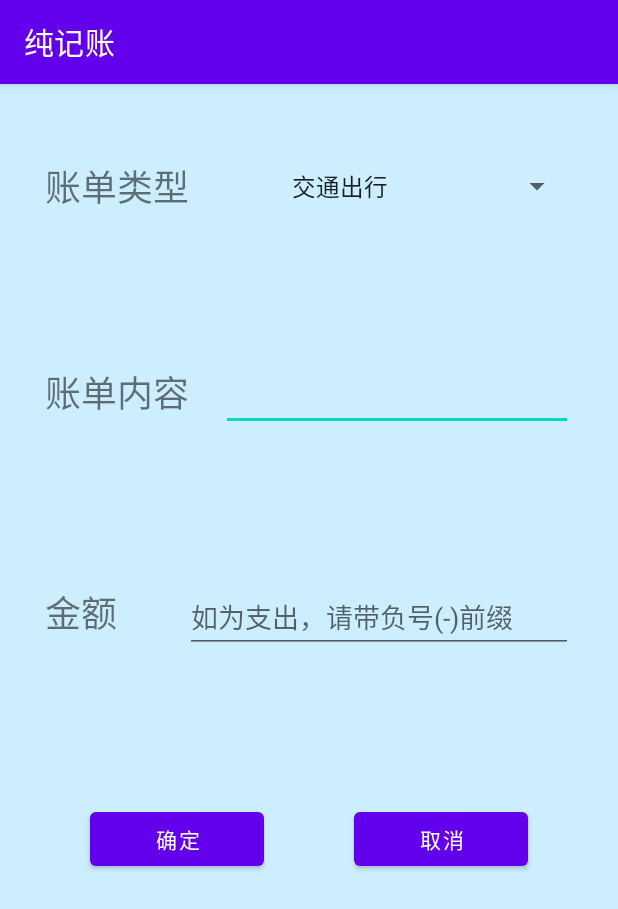
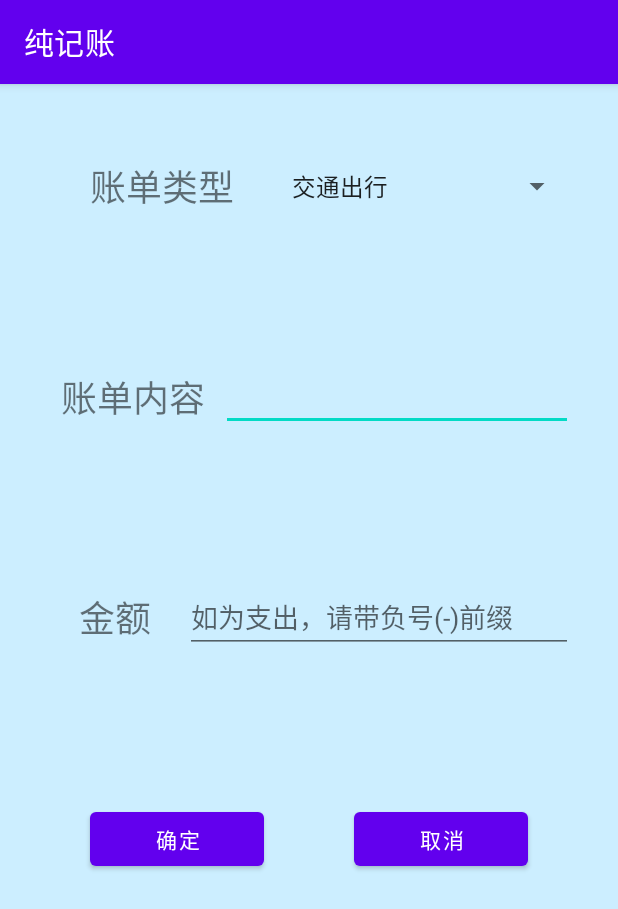
Before and after one commit to wuyuansushen/MobileLearning, an Android app: the CreateTransactions screen opened directly, with no data from a screen before it, on a phone screen of 412 x 824 dp. Shown: the top 909 px of the screen. Run offline under Robolectric (Android 15) with nearby library versions, the phone set to English and light mode, and no system bars.

Commit message:
Optimize create_transactions layout

```diff
--- a/app/src/main/res/layout/activity_create_transactions.xml
+++ b/app/src/main/res/layout/activity_create_transactions.xml
@@ -25,8 +25,10 @@
                 android:id="@+id/textView3"
                 android:layout_width="wrap_content"
                 android:layout_height="wrap_content"
+                android:layout_gravity="center"
                 android:layout_weight="1"
                 android:text="账单类型"
+                android:textAlignment="center"
                 android:textSize="24sp" />
 
             <Spinner
@@ -53,8 +55,10 @@
                 android:id="@+id/textView4"
                 android:layout_width="wrap_content"
                 android:layout_height="wrap_content"
+                android:layout_gravity="center"
                 android:layout_weight="1"
                 android:text="账单内容"
+                android:textAlignment="center"
                 android:textSize="24sp" />
 
             <EditText
@@ -80,9 +84,11 @@
                 android:id="@+id/textView5"
                 android:layout_width="wrap_content"
                 android:layout_height="wrap_content"
-                android:textSize="24sp"
+                android:layout_gravity="center"
                 android:layout_weight="1"
-                android:text="金额" />
+                android:text="金额"
+                android:textAlignment="center"
+                android:textSize="24sp" />
 
             <EditText
                 android:id="@+id/price"
```
